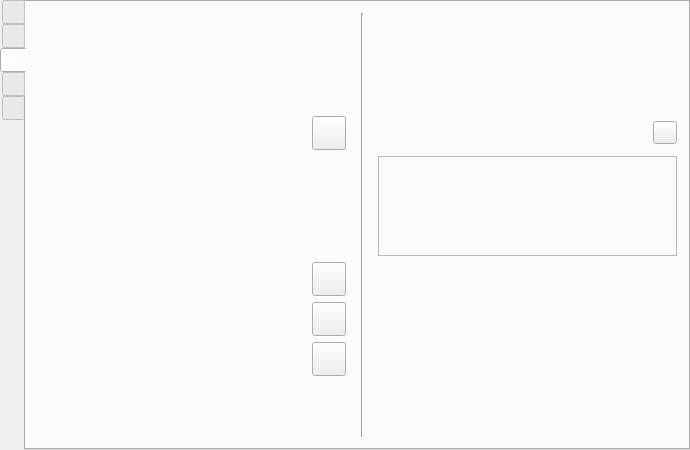
This is src/formMainWindow.ui in vkohaupt/vokoscreenNG as Qt 5 draws it before an edit. The edited form follows.
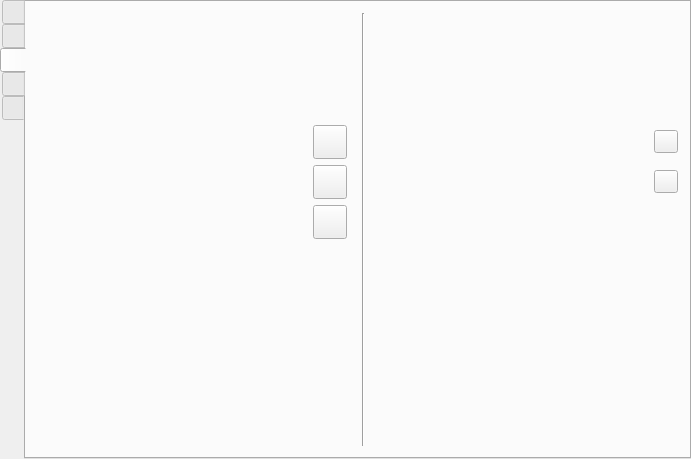
This is the edited form. Icons and pictures are not drawn.

```diff
--- a/src/formMainWindow.ui
+++ b/src/formMainWindow.ui
@@ -6,8 +6,8 @@
    <rect>
     <x>0</x>
     <y>0</y>
-    <width>690</width>
-    <height>450</height>
+    <width>691</width>
+    <height>459</height>
    </rect>
   </property>
   <property name="windowTitle">
@@ -2662,85 +2662,94 @@
        <layout class="QHBoxLayout" name="horizontalLayout_40">
         <item>
          <layout class="QGridLayout" name="gridLayoutShowClick">
-          <item row="6" column="4">
-           <widget class="QToolButton" name="toolButtonSliderOpacityDefault">
-            <property name="minimumSize">
-             <size>
-              <width>34</width>
-              <height>34</height>
-             </size>
+          <item row="3" column="6" colspan="5">
+           <widget class="QFrame" name="frame_2">
+            <property name="frameShape">
+             <enum>QFrame::NoFrame</enum>
             </property>
-            <property name="text">
-             <string notr="true"/>
+            <property name="frameShadow">
+             <enum>QFrame::Plain</enum>
             </property>
-            <property name="icon">
-             <iconset resource="screencast.qrc">
-              <normaloff>:/pictures/screencast/undo.png</normaloff>:/pictures/screencast/undo.png</iconset>
-            </property>
+            <layout class="QHBoxLayout" name="horizontalLayout_61">
+             <item>
+              <widget class="QWidget" name="widget" native="true"/>
+             </item>
+            </layout>
            </widget>
           </item>
-          <item row="2" column="9">
-           <layout class="QHBoxLayout" name="horizontalLayout_halo_darkMagenta"/>
-          </item>
-          <item row="2" column="4">
-           <spacer name="verticalSpacer_22">
-            <property name="orientation">
-             <enum>Qt::Vertical</enum>
-            </property>
-            <property name="sizeHint" stdset="0">
-             <size>
-              <width>20</width>
-              <height>40</height>
-             </size>
-            </property>
-           </spacer>
-          </item>
-          <item row="6" column="0" colspan="4">
-           <layout class="QHBoxLayout" name="horizontalLayout_32">
-            <item alignment="Qt::AlignLeft|Qt::AlignVCenter">
-             <widget class="QLabel" name="label_27">
-              <property name="sizePolicy">
-               <sizepolicy hsizetype="Minimum" vsizetype="Preferred">
-                <horstretch>0</horstretch>
-                <verstretch>0</verstretch>
-               </sizepolicy>
-              </property>
-              <property name="maximumSize">
-               <size>
-                <width>34</width>
-                <height>13</height>
-               </size>
-              </property>
+          <item row="4" column="6" colspan="4">
+           <layout class="QHBoxLayout" name="horizontalLayout_41">
+            <item>
+             <widget class="QLabel" name="label_30">
               <property name="text">
                <string notr="true"/>
               </property>
               <property name="pixmap">
-               <pixmap resource="screencast.qrc">:/pictures/showClick/transparenz.png</pixmap>
+               <pixmap resource="screencast.qrc">:/pictures/showClick/cursor.png</pixmap>
               </property>
               <property name="scaledContents">
-               <bool>true</bool>
+               <bool>false</bool>
               </property>
              </widget>
             </item>
             <item>
-             <layout class="QHBoxLayout" name="horizontalLayoutOpacity"/>
+             <layout class="QHBoxLayout" name="horizontalLayout_46"/>
             </item>
            </layout>
           </item>
-          <item row="1" column="4">
-           <spacer name="verticalSpacer_20">
-            <property name="orientation">
-             <enum>Qt::Vertical</enum>
-            </property>
-            <property name="sizeHint" stdset="0">
-             <size>
-              <width>20</width>
-              <height>40</height>
-             </size>
-            </property>
-           </spacer>
+          <item row="0" column="6" rowspan="3" colspan="5">
+           <layout class="QGridLayout" name="gridLayout_12">
+            <item row="2" column="1">
+             <layout class="QHBoxLayout" name="horizontalLayout_halo_darkCyan"/>
+            </item>
+            <item row="0" column="0">
+             <layout class="QHBoxLayout" name="horizontalLayout_halo_white"/>
+            </item>
+            <item row="0" column="1">
+             <layout class="QHBoxLayout" name="horizontalLayout_halo_black"/>
+            </item>
+            <item row="2" column="2">
+             <layout class="QHBoxLayout" name="horizontalLayout_halo_magenta"/>
+            </item>
+            <item row="2" column="3">
+             <layout class="QHBoxLayout" name="horizontalLayout_halo_darkMagenta"/>
+            </item>
+            <item row="1" column="2">
+             <layout class="QHBoxLayout" name="horizontalLayout_halo_blue"/>
+            </item>
+            <item row="1" column="1">
+             <layout class="QHBoxLayout" name="horizontalLayout_halo_darkGreen"/>
+            </item>
+            <item row="0" column="2">
+             <layout class="QHBoxLayout" name="horizontalLayout_halo_red"/>
+            </item>
+            <item row="1" column="0">
+             <layout class="QHBoxLayout" name="horizontalLayout_halo_green"/>
+            </item>
+            <item row="2" column="0">
+             <layout class="QHBoxLayout" name="horizontalLayout_halo_cyan"/>
+            </item>
+            <item row="0" column="3">
+             <layout class="QHBoxLayout" name="horizontalLayout_halo_darkRed"/>
+            </item>
+            <item row="1" column="3">
+             <layout class="QHBoxLayout" name="horizontalLayout_halo_darkBlue"/>
+            </item>
+            <item row="3" column="0">
+             <layout class="QHBoxLayout" name="horizontalLayout_halo_yellow"/>
+            </item>
+            <item row="3" column="1">
+             <layout class="QHBoxLayout" name="horizontalLayout_halo_darkYellow"/>
+            </item>
+            <item row="3" column="2">
+             <layout class="QHBoxLayout" name="horizontalLayout_halo_gray"/>
+            </item>
+            <item row="3" column="3">
+             <layout class="QHBoxLayout" name="horizontalLayout_halo_darkGray"/>
+            </item>
+           </layout>
           </item>
-          <item row="8" column="0">
+          <item row="7" column="0">
            <spacer name="verticalSpacer_7">
             <property name="orientation">
              <enum>Qt::Vertical</enum>
@@ -2753,41 +2762,7 @@
             </property>
            </spacer>
           </item>
-          <item row="0" column="5" rowspan="10">
-           <widget class="Line" name="line_4">
-            <property name="minimumSize">
-             <size>
-              <width>20</width>
-              <height>0</height>
-             </size>
-            </property>
-            <property name="orientation">
-             <enum>Qt::Vertical</enum>
-            </property>
-           </widget>
-          </item>
-          <item row="1" column="1">
-           <layout class="QHBoxLayout" name="horizontalLayout_darkGreen"/>
-          </item>
-          <item row="1" column="3">
-           <layout class="QHBoxLayout" name="horizontalLayout_darkBlue"/>
-          </item>
-          <item row="2" column="8">
-           <layout class="QHBoxLayout" name="horizontalLayout_halo_magenta"/>
-          </item>
-          <item row="1" column="2">
-           <layout class="QHBoxLayout" name="horizontalLayout_blue"/>
-          </item>
-          <item row="0" column="8">
-           <layout class="QHBoxLayout" name="horizontalLayout_halo_red"/>
-          </item>
-          <item row="1" column="7">
-           <layout class="QHBoxLayout" name="horizontalLayout_halo_darkGreen"/>
-          </item>
-          <item row="3" column="9">
-           <layout class="QHBoxLayout" name="horizontalLayout_halo_darkGray"/>
-          </item>
-          <item row="3" column="10">
+          <item row="4" column="10">
            <widget class="QToolButton" name="toolButton">
             <property name="text">
              <string notr="true"/>
@@ -2798,39 +2773,8 @@
             </property>
            </widget>
           </item>
-          <item row="3" column="7">
-           <layout class="QHBoxLayout" name="horizontalLayout_halo_darkYellow"/>
-          </item>
-          <item row="0" column="4">
-           <spacer name="verticalSpacer_15">
-            <property name="orientation">
-             <enum>Qt::Vertical</enum>
-            </property>
-            <property name="sizeHint" stdset="0">
-             <size>
-              <width>20</width>
-              <height>40</height>
-             </size>
-            </property>
-           </spacer>
-          </item>
-          <item row="1" column="8">
-           <layout class="QHBoxLayout" name="horizontalLayout_halo_blue"/>
-          </item>
-          <item row="0" column="9">
-           <layout class="QHBoxLayout" name="horizontalLayout_halo_darkRed"/>
-          </item>
-          <item row="3" column="3">
-           <layout class="QHBoxLayout" name="horizontalLayout_darkGray"/>
-          </item>
-          <item row="3" column="4">
-           <widget class="QToolButton" name="toolButtonColorDefault">
-            <property name="minimumSize">
-             <size>
-              <width>34</width>
-              <height>34</height>
-             </size>
-            </property>
+          <item row="5" column="10">
+           <widget class="QToolButton" name="toolButton_2">
             <property name="text">
              <string notr="true"/>
             </property>
@@ -2840,19 +2784,59 @@
             </property>
            </widget>
           </item>
-          <item row="2" column="1">
-           <layout class="QHBoxLayout" name="horizontalLayout_darkCyan"/>
+          <item row="0" column="0" rowspan="3" colspan="5">
+           <layout class="QGridLayout" name="gridLayout_11">
+            <item row="2" column="2">
+             <layout class="QHBoxLayout" name="horizontalLayout_magenta"/>
+            </item>
+            <item row="2" column="0">
+             <layout class="QHBoxLayout" name="horizontalLayout_cyan"/>
+            </item>
+            <item row="1" column="2">
+             <layout class="QHBoxLayout" name="horizontalLayout_blue"/>
+            </item>
+            <item row="0" column="3">
+             <layout class="QHBoxLayout" name="horizontalLayout_darkRed"/>
+            </item>
+            <item row="0" column="2">
+             <layout class="QHBoxLayout" name="horizontalLayout_red"/>
+            </item>
+            <item row="1" column="1">
+             <layout class="QHBoxLayout" name="horizontalLayout_darkGreen"/>
+            </item>
+            <item row="1" column="3">
+             <layout class="QHBoxLayout" name="horizontalLayout_darkBlue"/>
+            </item>
+            <item row="1" column="0">
+             <layout class="QHBoxLayout" name="horizontalLayout_green"/>
+            </item>
+            <item row="0" column="1">
+             <layout class="QHBoxLayout" name="horizontalLayout_black"/>
+            </item>
+            <item row="2" column="1">
+             <layout class="QHBoxLayout" name="horizontalLayout_darkCyan"/>
+            </item>
+            <item row="2" column="3">
+             <layout class="QHBoxLayout" name="horizontalLayout_darkMagenta"/>
+            </item>
+            <item row="0" column="0">
+             <layout class="QHBoxLayout" name="horizontalLayout_white"/>
+            </item>
+            <item row="3" column="0">
+             <layout class="QHBoxLayout" name="horizontalLayout_yellow"/>
+            </item>
+            <item row="3" column="1">
+             <layout class="QHBoxLayout" name="horizontalLayout_darkYellow"/>
+            </item>
+            <item row="3" column="2">
+             <layout class="QHBoxLayout" name="horizontalLayout_gray"/>
+            </item>
+            <item row="3" column="3">
+             <layout class="QHBoxLayout" name="horizontalLayout_darkGray"/>
+            </item>
+           </layout>
           </item>
-          <item row="0" column="3">
-           <layout class="QHBoxLayout" name="horizontalLayout_darkRed"/>
-          </item>
-          <item row="3" column="6">
-           <layout class="QHBoxLayout" name="horizontalLayout_halo_yellow"/>
-          </item>
-          <item row="0" column="1">
-           <layout class="QHBoxLayout" name="horizontalLayout_black"/>
-          </item>
-          <item row="7" column="4">
+          <item row="6" column="4">
            <widget class="QToolButton" name="toolButtonShowTimeDefault">
             <property name="minimumSize">
              <size>
@@ -2869,93 +2853,44 @@
             </property>
            </widget>
           </item>
-          <item row="1" column="6">
-           <layout class="QHBoxLayout" name="horizontalLayout_halo_green"/>
+          <item row="4" column="4">
+           <widget class="QToolButton" name="toolButtonSliderCircleDefault">
+            <property name="minimumSize">
+             <size>
+              <width>34</width>
+              <height>34</height>
+             </size>
+            </property>
+            <property name="text">
+             <string notr="true"/>
+            </property>
+            <property name="icon">
+             <iconset resource="screencast.qrc">
+              <normaloff>:/pictures/screencast/undo.png</normaloff>:/pictures/screencast/undo.png</iconset>
+            </property>
+           </widget>
           </item>
-          <item row="0" column="6">
-           <layout class="QHBoxLayout" name="horizontalLayout_halo_white"/>
-          </item>
-          <item row="9" column="6" colspan="4">
-           <layout class="QHBoxLayout" name="horizontalLayout_48">
+          <item row="5" column="6" colspan="4">
+           <layout class="QHBoxLayout" name="horizontalLayout_43">
             <item>
-             <spacer name="horizontalSpacer_15">
-              <property name="orientation">
-               <enum>Qt::Horizontal</enum>
-              </property>
-              <property name="sizeHint" stdset="0">
-               <size>
-                <width>40</width>
-                <height>20</height>
-               </size>
-              </property>
-             </spacer>
-            </item>
-            <item>
-             <spacer name="horizontalSpacer_13">
-              <property name="orientation">
-               <enum>Qt::Horizontal</enum>
-              </property>
-              <property name="sizeHint" stdset="0">
-               <size>
-                <width>40</width>
-                <height>20</height>
-               </size>
-              </property>
-             </spacer>
-            </item>
-           </layout>
-          </item>
-          <item row="1" column="9">
-           <layout class="QHBoxLayout" name="horizontalLayout_halo_darkBlue"/>
-          </item>
-          <item row="1" column="0">
-           <layout class="QHBoxLayout" name="horizontalLayout_green"/>
-          </item>
-          <item row="2" column="3">
-           <layout class="QHBoxLayout" name="horizontalLayout_darkMagenta"/>
-          </item>
-          <item row="0" column="2">
-           <layout class="QHBoxLayout" name="horizontalLayout_red"/>
-          </item>
-          <item row="5" column="0" colspan="4">
-           <layout class="QHBoxLayout" name="horizontalLayout_39">
-            <item alignment="Qt::AlignLeft|Qt::AlignVCenter">
-             <widget class="QLabel" name="label_28">
-              <property name="sizePolicy">
-               <sizepolicy hsizetype="Minimum" vsizetype="Preferred">
-                <horstretch>0</horstretch>
-                <verstretch>0</verstretch>
-               </sizepolicy>
-              </property>
-              <property name="maximumSize">
-               <size>
-                <width>34</width>
-                <height>13</height>
-               </size>
-              </property>
+             <widget class="QLabel" name="label_31">
               <property name="text">
                <string notr="true"/>
               </property>
               <property name="pixmap">
-               <pixmap resource="screencast.qrc">:/pictures/showClick/cursor.png</pixmap>
+               <pixmap resource="screencast.qrc">:/pictures/showClick/transparenz.png</pixmap>
               </property>
               <property name="scaledContents">
-               <bool>true</bool>
-              </property>
-              <property name="alignment">
-               <set>Qt::AlignLeading|Qt::AlignLeft|Qt::AlignVCenter</set>
+               <bool>false</bool>
               </property>
              </widget>
             </item>
             <item>
-             <layout class="QHBoxLayout" name="horizontalLayoutCircle"/>
+             <layout class="QHBoxLayout" name="horizontalLayout_47"/>
             </item>
            </layout>
           </item>
-          <item row="2" column="2">
-           <layout class="QHBoxLayout" name="horizontalLayout_magenta"/>
-          </item>
-          <item row="7" column="0" colspan="4">
+          <item row="6" column="0" colspan="4">
            <layout class="QHBoxLayout" name="horizontalLayout_5">
             <item alignment="Qt::AlignLeft">
              <widget class="QLabel" name="label_26">
@@ -2999,81 +2934,7 @@
             </item>
            </layout>
           </item>
-          <item row="3" column="2">
-           <layout class="QHBoxLayout" name="horizontalLayout_gray"/>
-          </item>
-          <item row="0" column="0">
-           <layout class="QHBoxLayout" name="horizontalLayout_white"/>
-          </item>
-          <item row="3" column="8">
-           <layout class="QHBoxLayout" name="horizontalLayout_halo_gray"/>
-          </item>
-          <item row="2" column="6">
-           <layout class="QHBoxLayout" name="horizontalLayout_halo_cyan"/>
-          </item>
-          <item row="3" column="0">
-           <layout class="QHBoxLayout" name="horizontalLayout_yellow"/>
-          </item>
-          <item row="5" column="4">
-           <widget class="QToolButton" name="toolButtonSliderCircleDefault">
-            <property name="minimumSize">
-             <size>
-              <width>34</width>
-              <height>34</height>
-             </size>
-            </property>
-            <property name="text">
-             <string notr="true"/>
-            </property>
-            <property name="icon">
-             <iconset resource="screencast.qrc">
-              <normaloff>:/pictures/screencast/undo.png</normaloff>:/pictures/screencast/undo.png</iconset>
-            </property>
-           </widget>
-          </item>
-          <item row="2" column="0">
-           <layout class="QHBoxLayout" name="horizontalLayout_cyan"/>
-          </item>
-          <item row="9" column="0" colspan="4">
-           <layout class="QHBoxLayout" name="horizontalLayout_15">
-            <item>
-             <spacer name="horizontalSpacer_11">
-              <property name="orientation">
-               <enum>Qt::Horizontal</enum>
-              </property>
-              <property name="sizeHint" stdset="0">
-               <size>
-                <width>40</width>
-                <height>20</height>
-               </size>
-              </property>
-             </spacer>
-            </item>
-            <item>
-             <spacer name="horizontalSpacer_5">
-              <property name="orientation">
-               <enum>Qt::Horizontal</enum>
-              </property>
-              <property name="sizeHint" stdset="0">
-               <size>
-                <width>40</width>
-                <height>20</height>
-               </size>
-              </property>
-             </spacer>
-            </item>
-           </layout>
-          </item>
-          <item row="2" column="7">
-           <layout class="QHBoxLayout" name="horizontalLayout_halo_darkCyan"/>
-          </item>
-          <item row="3" column="1">
-           <layout class="QHBoxLayout" name="horizontalLayout_darkYellow"/>
-          </item>
-          <item row="0" column="7">
-           <layout class="QHBoxLayout" name="horizontalLayout_halo_black"/>
-          </item>
-          <item row="4" column="0" colspan="5">
+          <item row="3" column="0" colspan="5">
            <widget class="QFrame" name="frame_3">
             <property name="sizePolicy">
              <sizepolicy hsizetype="Preferred" vsizetype="Fixed">
@@ -3112,19 +2973,161 @@
             </layout>
            </widget>
           </item>
-          <item row="4" column="6" colspan="5">
-           <widget class="QFrame" name="frame_2">
-            <property name="frameShape">
-             <enum>QFrame::StyledPanel</enum>
+          <item row="4" column="0" colspan="4">
+           <layout class="QHBoxLayout" name="horizontalLayout_39">
+            <item alignment="Qt::AlignLeft|Qt::AlignVCenter">
+             <widget class="QLabel" name="label_28">
+              <property name="sizePolicy">
+               <sizepolicy hsizetype="Minimum" vsizetype="Preferred">
+                <horstretch>0</horstretch>
+                <verstretch>0</verstretch>
+               </sizepolicy>
+              </property>
+              <property name="maximumSize">
+               <size>
+                <width>34</width>
+                <height>13</height>
+               </size>
+              </property>
+              <property name="text">
+               <string notr="true"/>
+              </property>
+              <property name="pixmap">
+               <pixmap resource="screencast.qrc">:/pictures/showClick/cursor.png</pixmap>
+              </property>
+              <property name="scaledContents">
+               <bool>true</bool>
+              </property>
+              <property name="alignment">
+               <set>Qt::AlignLeading|Qt::AlignLeft|Qt::AlignVCenter</set>
+              </property>
+             </widget>
+            </item>
+            <item>
+             <layout class="QHBoxLayout" name="horizontalLayoutCircle"/>
+            </item>
+           </layout>
+          </item>
+          <item row="5" column="0" colspan="4">
+           <layout class="QHBoxLayout" name="horizontalLayout_32">
+            <item alignment="Qt::AlignLeft|Qt::AlignVCenter">
+             <widget class="QLabel" name="label_27">
+              <property name="sizePolicy">
+               <sizepolicy hsizetype="Minimum" vsizetype="Preferred">
+                <horstretch>0</horstretch>
+                <verstretch>0</verstretch>
+               </sizepolicy>
+              </property>
+              <property name="maximumSize">
+               <size>
+                <width>34</width>
+                <height>13</height>
+               </size>
+              </property>
+              <property name="text">
+               <string notr="true"/>
+              </property>
+              <property name="pixmap">
+               <pixmap resource="screencast.qrc">:/pictures/showClick/transparenz.png</pixmap>
+              </property>
+              <property name="scaledContents">
+               <bool>true</bool>
+              </property>
+             </widget>
+            </item>
+            <item>
+             <layout class="QHBoxLayout" name="horizontalLayoutOpacity"/>
+            </item>
+           </layout>
+          </item>
+          <item row="8" column="6" colspan="4">
+           <layout class="QHBoxLayout" name="horizontalLayout_48">
+            <item>
+             <spacer name="horizontalSpacer_15">
+              <property name="orientation">
+               <enum>Qt::Horizontal</enum>
+              </property>
+              <property name="sizeHint" stdset="0">
+               <size>
+                <width>40</width>
+                <height>20</height>
+               </size>
+              </property>
+             </spacer>
+            </item>
+            <item>
+             <spacer name="horizontalSpacer_13">
+              <property name="orientation">
+               <enum>Qt::Horizontal</enum>
+              </property>
+              <property name="sizeHint" stdset="0">
+               <size>
+                <width>40</width>
+                <height>20</height>
+               </size>
+              </property>
+             </spacer>
+            </item>
+           </layout>
+          </item>
+          <item row="5" column="4">
+           <widget class="QToolButton" name="toolButtonSliderOpacityDefault">
+            <property name="minimumSize">
+             <size>
+              <width>34</width>
+              <height>34</height>
+             </size>
             </property>
-            <property name="frameShadow">
-             <enum>QFrame::Raised</enum>
+            <property name="text">
+             <string notr="true"/>
             </property>
-            <layout class="QHBoxLayout" name="horizontalLayout_61">
-             <item>
-              <widget class="QWidget" name="widget" native="true"/>
-             </item>
-            </layout>
+            <property name="icon">
+             <iconset resource="screencast.qrc">
+              <normaloff>:/pictures/screencast/undo.png</normaloff>:/pictures/screencast/undo.png</iconset>
+            </property>
+           </widget>
+          </item>
+          <item row="8" column="0" colspan="4">
+           <layout class="QHBoxLayout" name="horizontalLayout_15">
+            <item>
+             <spacer name="horizontalSpacer_11">
+              <property name="orientation">
+               <enum>Qt::Horizontal</enum>
+              </property>
+              <property name="sizeHint" stdset="0">
+               <size>
+                <width>40</width>
+                <height>20</height>
+               </size>
+              </property>
+             </spacer>
+            </item>
+            <item>
+             <spacer name="horizontalSpacer_5">
+              <property name="orientation">
+               <enum>Qt::Horizontal</enum>
+              </property>
+              <property name="sizeHint" stdset="0">
+               <size>
+                <width>40</width>
+                <height>20</height>
+               </size>
+              </property>
+             </spacer>
+            </item>
+           </layout>
+          </item>
+          <item row="0" column="5" rowspan="9">
+           <widget class="Line" name="line_4">
+            <property name="minimumSize">
+             <size>
+              <width>20</width>
+              <height>0</height>
+             </size>
+            </property>
+            <property name="orientation">
+             <enum>Qt::Vertical</enum>
+            </property>
            </widget>
           </item>
          </layout>
```
